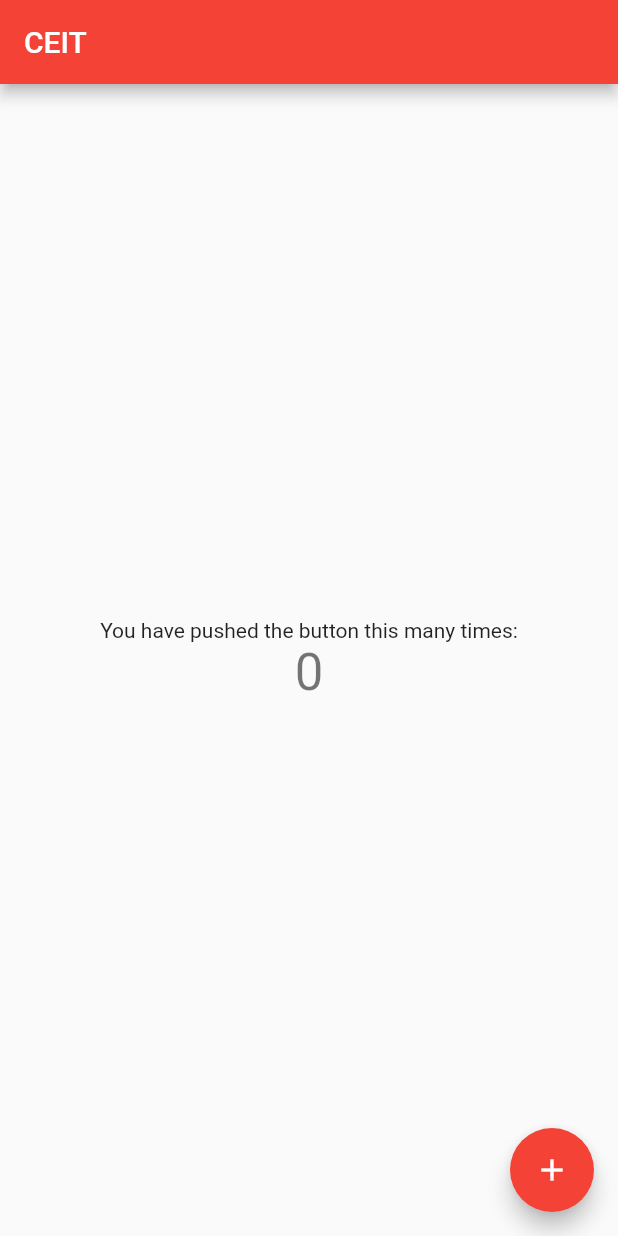
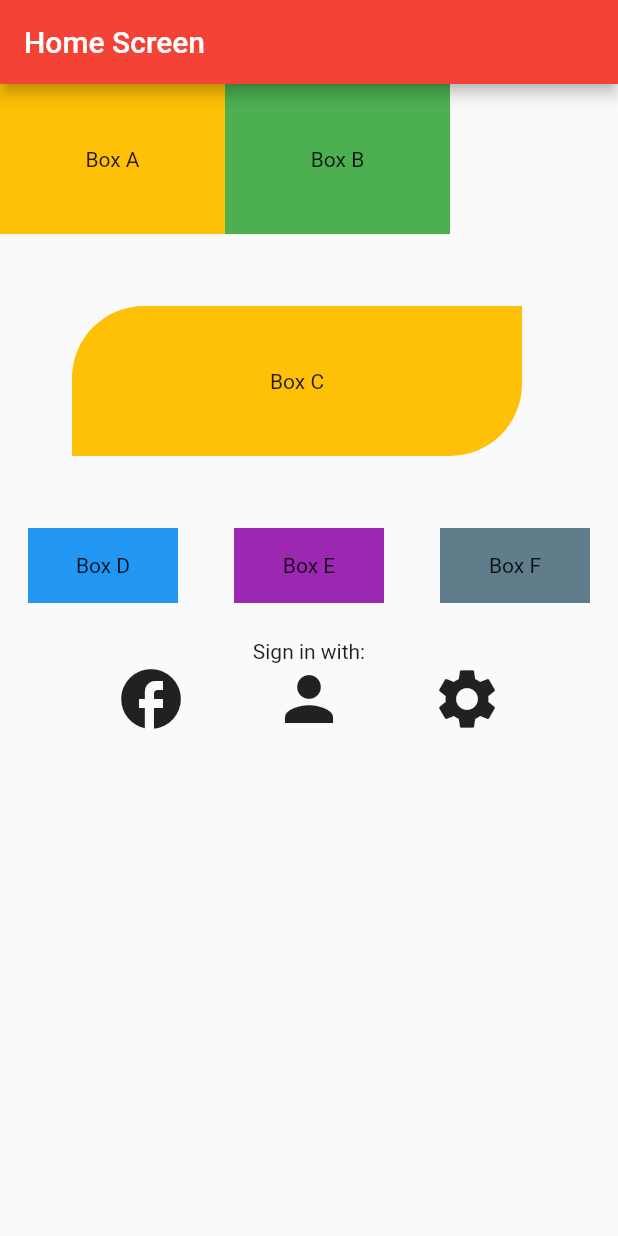
Before and after one commit to saypadith/flutter_class_2nd_semester_2022, a Flutter app: the screen it shows after launch, on a phone screen of 412 x 824 dp. Run offline on Flutter 3.47's test engine with Material 2 defaults, Android fonts, the phone set to English and light mode, and no system bars.

Commit message:
add container

```diff
--- /dev/null
+++ b/lib/home_screen.dart
@@ -0,0 +1,109 @@
+import 'package:flutter/material.dart';
+
+class HomeScreen extends StatelessWidget {
+  const HomeScreen({super.key});
+
+  @override
+  Widget build(BuildContext context) {
+    return Scaffold(
+      appBar: AppBar(
+        title: const Text("Home Screen"),
+      ),
+      body: Column(
+        crossAxisAlignment: CrossAxisAlignment.start,
+        children: [
+          Row(
+            children: [
+              Container(
+                width: 150,
+                height: 100,
+                color: Colors.amber,
+                child: const Center(
+                  child: Text("Box A"),
+                ),
+              ),
+              Container(
+                width: 150,
+                height: 100,
+                color: Colors.green,
+                child: const Center(
+                  child: Text("Box B"),
+                ),
+              ),
+            ],
+          ),
+          Container(
+            margin: EdgeInsets.all(48),
+            width: 300,
+            height: 100,
+            decoration: BoxDecoration(
+              color: Colors.amber,
+              borderRadius: BorderRadius.only(
+                topLeft: Radius.circular(48),
+                bottomRight: Radius.circular(48),
+              ),
+            ),
+            child: const Center(
+              child: Text("Box C"),
+            ),
+          ),
+          Row(
+            mainAxisAlignment: MainAxisAlignment.spaceAround,
+            crossAxisAlignment: CrossAxisAlignment.end,
+            children: [
+              Container(
+                width: 100,
+                height: 50,
+                color: Colors.blue,
+                child: const Center(
+                  child: Text("Box D"),
+                ),
+              ),
+              Container(
+                width: 100,
+                height: 50,
+                color: Colors.purple,
+                child: const Center(
+                  child: Text("Box E"),
+                ),
+              ),
+              Container(
+                width: 100,
+                height: 50,
+                color: Colors.blueGrey,
+                child: const Center(
+                  child: Text("Box F"),
+                ),
+              ),
+            ],
+          ),
+          SizedBox(
+            height: 24,
+          ),
+          Center(child: Text("Sign in with:")),
+          Container(
+            margin: EdgeInsets.symmetric(horizontal: 48),
+            // color: Colors.indigo,
+            child: Row(
+              mainAxisAlignment: MainAxisAlignment.spaceAround,
+              children: [
+                Icon(
+                  Icons.facebook,
+                  size: 48,
+                ),
+                Icon(
+                  Icons.person,
+                  size: 48,
+                ),
+                Icon(
+                  Icons.settings,
+                  size: 48,
+                ),
+              ],
+            ),
+          )
+        ],
+      ),
+    );
+  }
+}
--- a/lib/main.dart
+++ b/lib/main.dart
@@ -1,4 +1,5 @@
 import 'package:flutter/material.dart';
+import 'package:flutter_ceit/home_screen.dart';
 
 void main() {
   runApp(const MyApp());
@@ -7,7 +8,6 @@ void main() {
 class MyApp extends StatelessWidget {
   const MyApp({super.key});
 
-  // This widget is the root of your application.
   @override
   Widget build(BuildContext context) {
     return MaterialApp(
@@ -15,92 +15,7 @@ class MyApp extends StatelessWidget {
       theme: ThemeData(
         primarySwatch: Colors.red,
       ),
-      home: const MyHomePage(title: 'CEIT'),
+      home: HomeScreen(),
     );
   }
 }
-
-class MyHomePage extends StatefulWidget {
-  const MyHomePage({super.key, required this.title});
-
-  // This widget is the home page of your application. It is stateful, meaning
-  // that it has a State object (defined below) that contains fields that affect
-  // how it looks.
-
-  // This class is the configuration for the state. It holds the values (in this
-  // case the title) provided by the parent (in this case the App widget) and
-  // used by the build method of the State. Fields in a Widget subclass are
-  // always marked "final".
-
-  final String title;
-
-  @override
-  State<MyHomePage> createState() => _MyHomePageState();
-}
-
-class _MyHomePageState extends State<MyHomePage> {
-  int _counter = 0;
-
-  void _incrementCounter() {
-    setState(() {
-      // This call to setState tells the Flutter framework that something has
-      // changed in this State, which causes it to rerun the build method below
-      // so that the display can reflect the updated values. If we changed
-      // _counter without calling setState(), then the build method would not be
-      // called again, and so nothing would appear to happen.
-      _counter++;
-    });
-  }
-
-  @override
-  Widget build(BuildContext context) {
-    // This method is rerun every time setState is called, for instance as done
-    // by the _incrementCounter method above.
-    //
-    // The Flutter framework has been optimized to make rerunning build methods
-    // fast, so that you can just rebuild anything that needs updating rather
-    // than having to individually change instances of widgets.
-    return Scaffold(
-      appBar: AppBar(
-        // Here we take the value from the MyHomePage object that was created by
-        // the App.build method, and use it to set our appbar title.
-        title: Text(widget.title),
-      ),
-      body: Center(
-        // Center is a layout widget. It takes a single child and positions it
-        // in the middle of the parent.
-        child: Column(
-          // Column is also a layout widget. It takes a list of children and
-          // arranges them vertically. By default, it sizes itself to fit its
-          // children horizontally, and tries to be as tall as its parent.
-          //
-          // Invoke "debug painting" (press "p" in the console, choose the
-          // "Toggle Debug Paint" action from the Flutter Inspector in Android
-          // Studio, or the "Toggle Debug Paint" command in Visual Studio Code)
-          // to see the wireframe for each widget.
-          //
-          // Column has various properties to control how it sizes itself and
-          // how it positions its children. Here we use mainAxisAlignment to
-          // center the children vertically; the main axis here is the vertical
-          // axis because Columns are vertical (the cross axis would be
-          // horizontal).
-          mainAxisAlignment: MainAxisAlignment.center,
-          children: <Widget>[
-            const Text(
-              'You have pushed the button this many times:',
-            ),
-            Text(
-              '$_counter',
-              style: Theme.of(context).textTheme.headlineMedium,
-            ),
-          ],
-        ),
-      ),
-      floatingActionButton: FloatingActionButton(
-        onPressed: _incrementCounter,
-        tooltip: 'Increment',
-        child: const Icon(Icons.add),
-      ), // This trailing comma makes auto-formatting nicer for build methods.
-    );
-  }
-}
```
